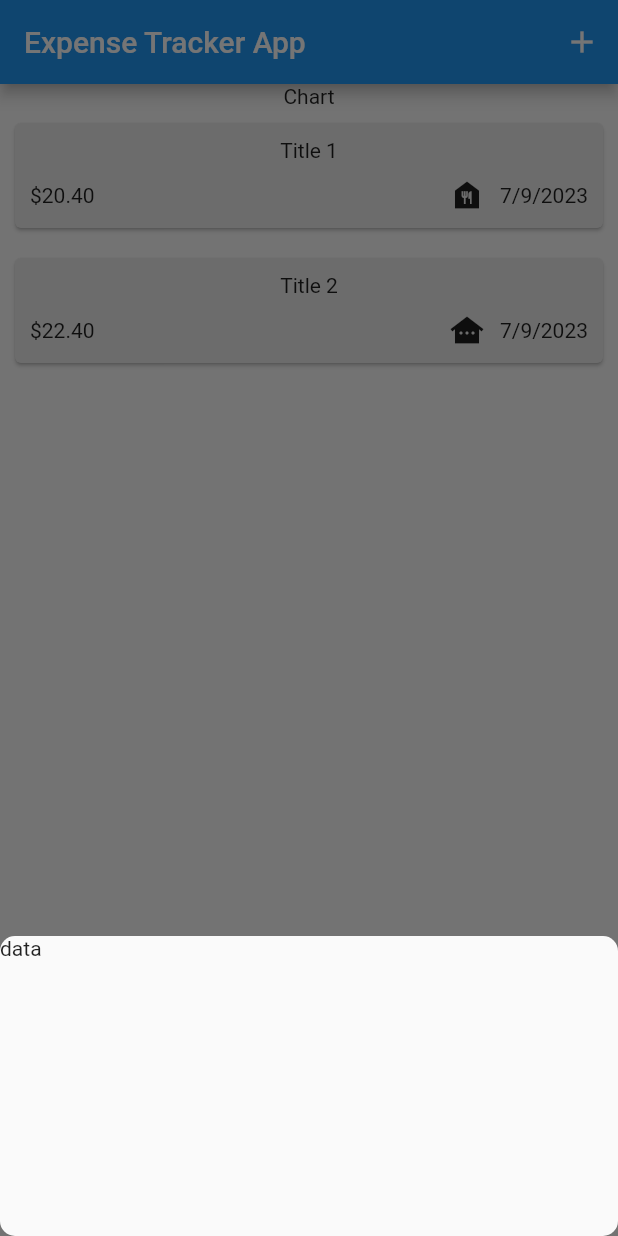
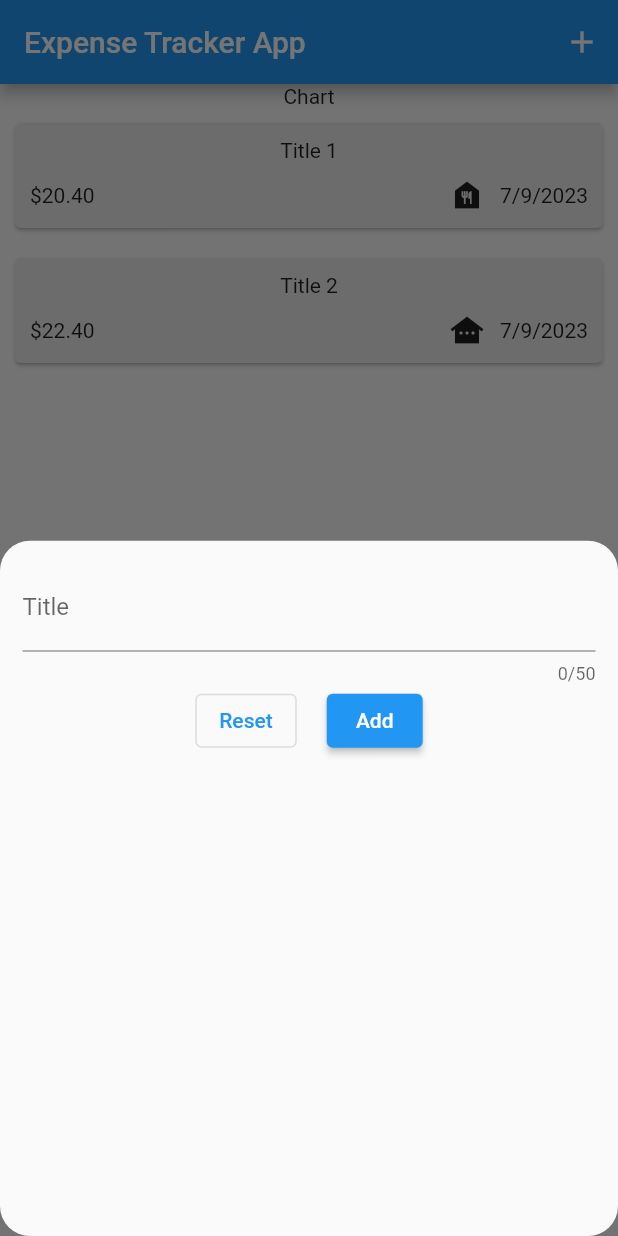
Before and after one commit to devxasd/expense_app, a Flutter app: the screen it shows after launch, after a tap on the "add" icon, on a phone screen of 412 x 824 dp. Run offline on Flutter 3.47's test engine with Material 2 defaults, Android fonts, the phone set to English and light mode, and no system bars.

Commit message:
014 Binding user inputs using TextEditingController

```diff
--- /dev/null
+++ b/lib/widgets/add_expense.dart
@@ -0,0 +1,58 @@
+import 'package:flutter/material.dart';
+
+class AddExpense extends StatefulWidget {
+  const AddExpense({super.key});
+  @override
+  State<StatefulWidget> createState() {
+    return _AddExpenseState();
+  }
+}
+
+class _AddExpenseState extends State<AddExpense> {
+  final titleInput = TextEditingController();
+
+  //always dispose the controller inputs
+  //as it don't automatically destroy and remain through out the app life cycle
+  @override
+  void dispose() {
+    titleInput.dispose();
+    super.dispose();
+  }
+
+  @override
+  Widget build(BuildContext context) {
+    return Padding(
+      padding: const EdgeInsets.all(15),
+      child: Column(
+        children: [
+          TextField(
+            controller: titleInput,
+            maxLength: 50,
+            keyboardType: TextInputType.name,
+            decoration: const InputDecoration(
+              label: Text('Title'),
+            ),
+          ),
+          Row(
+            mainAxisAlignment: MainAxisAlignment.center,
+            children: [
+              OutlinedButton(
+                onPressed: () {
+                  titleInput.text = '';
+                },
+                child: const Text('Reset'),
+              ),
+              const SizedBox(
+                width: 20,
+              ),
+              ElevatedButton(
+                onPressed: () {},
+                child: const Text('Add'),
+              ),
+            ],
+          ),
+        ],
+      ),
+    );
+  }
+}
--- a/lib/widgets/expenses.dart
+++ b/lib/widgets/expenses.dart
@@ -1,3 +1,4 @@
+import 'package:expense_app/widgets/add_expense.dart';
 import 'package:expense_app/widgets/expenses/expenses_list.dart';
 import 'package:expense_app/models/expense.dart';
 import 'package:flutter/material.dart';
@@ -27,16 +28,13 @@ class _ExpensesState extends State<Expenses> {
   ];
 
   void addExpenseOverlay() {
-    //context is automatically added by flutter
     showModalBottomSheet(
+      //context is automatically added by flutter
       context: context,
-      builder: (ctx) => const Text('data'),
-      constraints: const BoxConstraints(
-        minHeight: 200,
-        minWidth: double.infinity,
-      ),
+      builder: (ctx) => const AddExpense(),
+
       shape: RoundedRectangleBorder(
-        borderRadius: BorderRadius.circular(10),
+        borderRadius: BorderRadius.circular(20),
       ),
     );
   }
```
